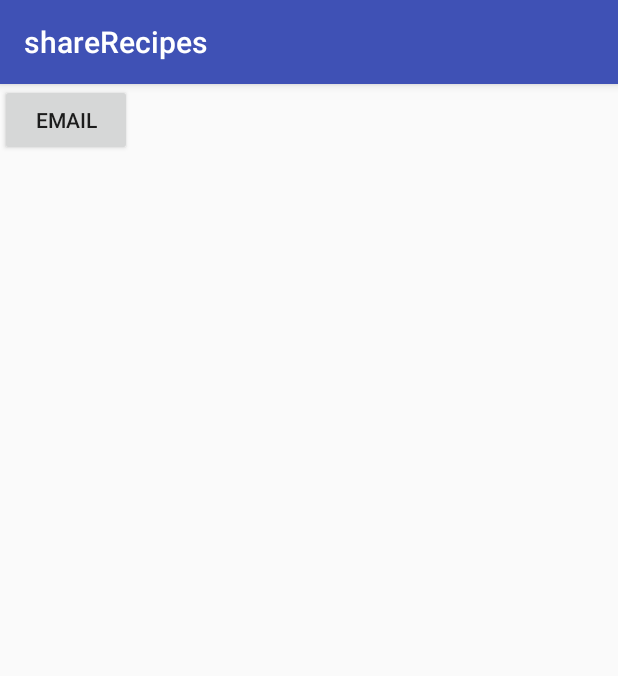
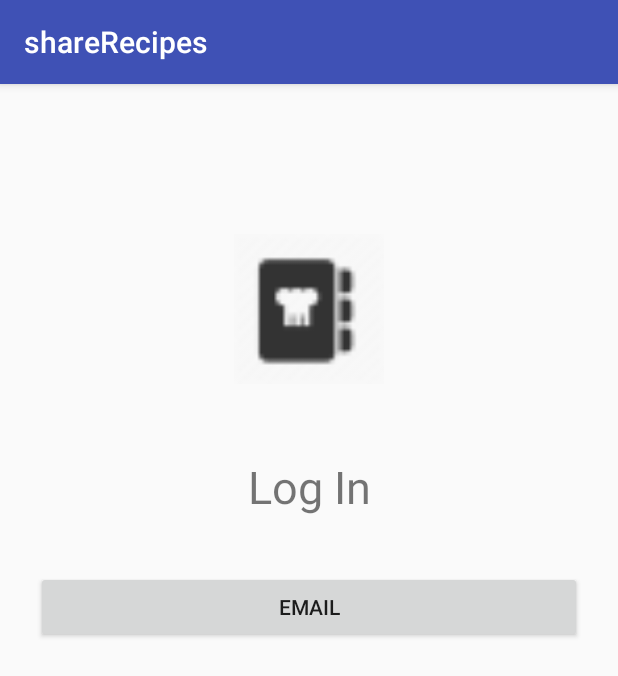
Before and after one commit to ingHectorVera/shareRecipes, an Android app: the screen it shows after launch (LogInActivity), on a phone screen of 412 x 824 dp. Shown: the top 676 px of the screen. Run offline under Robolectric (Android 15) with nearby library versions, the phone set to English and light mode, and no system bars; our stand-ins replace Firebase (no records; nobody signed in at launch, a user with empty details on screens opened directly).

Commit message:
LogIn activity - Email option

```diff
--- a/app/src/main/res/layout/activity_email_password.xml
+++ b/app/src/main/res/layout/activity_email_password.xml
@@ -6,4 +6,9 @@
     android:layout_height="match_parent"
     tools:context=".logIn.EmailPasswordActivity">
 
+    <TextView
+        android:layout_width="wrap_content"
+        android:layout_height="wrap_content"
+        android:text="This is an emial log in."/>
+
 </android.support.constraint.ConstraintLayout>
--- a/app/src/main/res/layout/log_in_activity.xml
+++ b/app/src/main/res/layout/log_in_activity.xml
@@ -7,11 +7,40 @@
     android:layout_height="match_parent"
     tools:context="com.example.verahector.sharerecipes.logIn.LogInActivity">
 
+    <ImageView
+        android:id="@+id/iShareRecipesLogo"
+        android:layout_width="100dp"
+        android:layout_height="100dp"
+        android:layout_marginStart="8dp"
+        android:layout_marginTop="100dp"
+        android:layout_marginEnd="8dp"
+        android:src="@drawable/ic_share_recipes_logo"
+        app:layout_constraintEnd_toEndOf="parent"
+        app:layout_constraintStart_toStartOf="parent"
+        app:layout_constraintTop_toTopOf="parent" />
+
+    <TextView
+        android:id="@+id/tLogInMessage"
+        android:layout_width="wrap_content"
+        android:layout_height="wrap_content"
+        android:layout_marginStart="8dp"
+        android:layout_marginTop="48dp"
+        android:layout_marginEnd="8dp"
+        android:text="Log In"
+        android:textSize="30dp"
+        app:layout_constraintEnd_toEndOf="parent"
+        app:layout_constraintStart_toStartOf="parent"
+        app:layout_constraintTop_toBottomOf="@+id/iShareRecipesLogo" />
 
     <Button
         android:id="@+id/bEmailPasswordLogIn"
-        android:layout_width="wrap_content"
+        android:layout_width="match_parent"
         android:layout_height="wrap_content"
+        android:layout_marginStart="24dp"
+        android:layout_marginTop="36dp"
+        android:layout_marginEnd="24dp"
         android:text="@string/login_email_option"
-        tools:layout_editor_absoluteX="162dp" />
+        app:layout_constraintEnd_toEndOf="parent"
+        app:layout_constraintStart_toStartOf="parent"
+        app:layout_constraintTop_toBottomOf="@+id/tLogInMessage" />
 </android.support.constraint.ConstraintLayout>
```
Also changed, not shown: app/src/main/res/drawable-hdpi/ic_share_recipes_logo.png (added), app/src/main/res/drawable-mdpi/ic_share_recipes_logo.png (added), app/src/main/res/drawable-xhdpi/ic_share_recipes_logo.png (added), app/src/main/res/drawable-xxhdpi/ic_share_recipes_logo.png (added), app/src/main/res/drawable-xxxhdpi/ic_share_recipes_logo.png (added), 1 other file.
